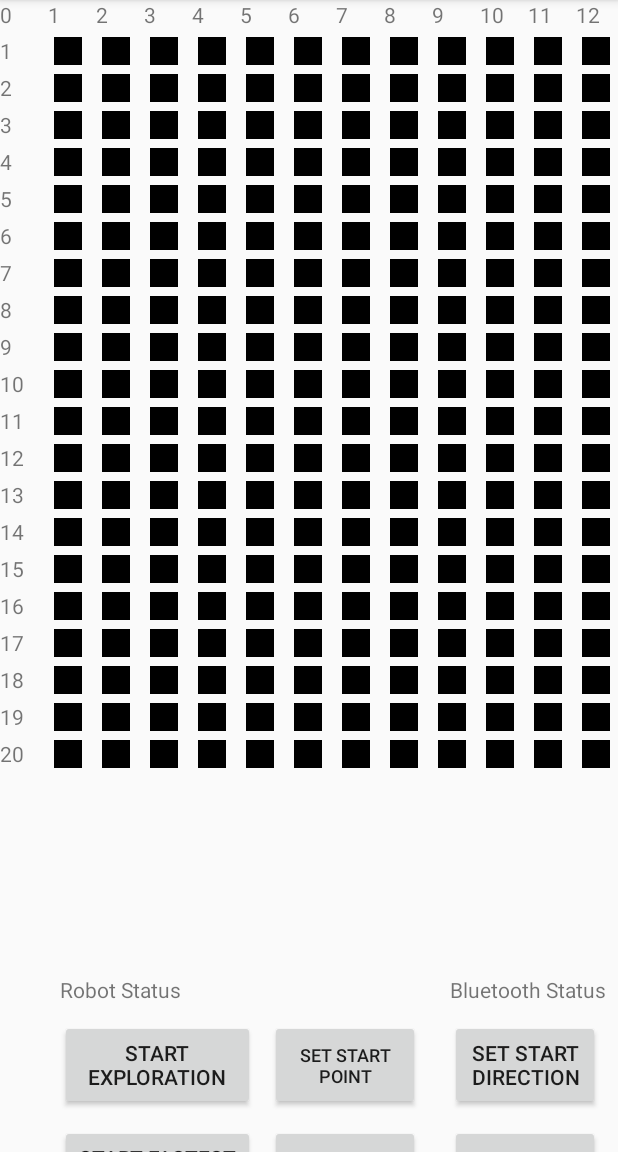
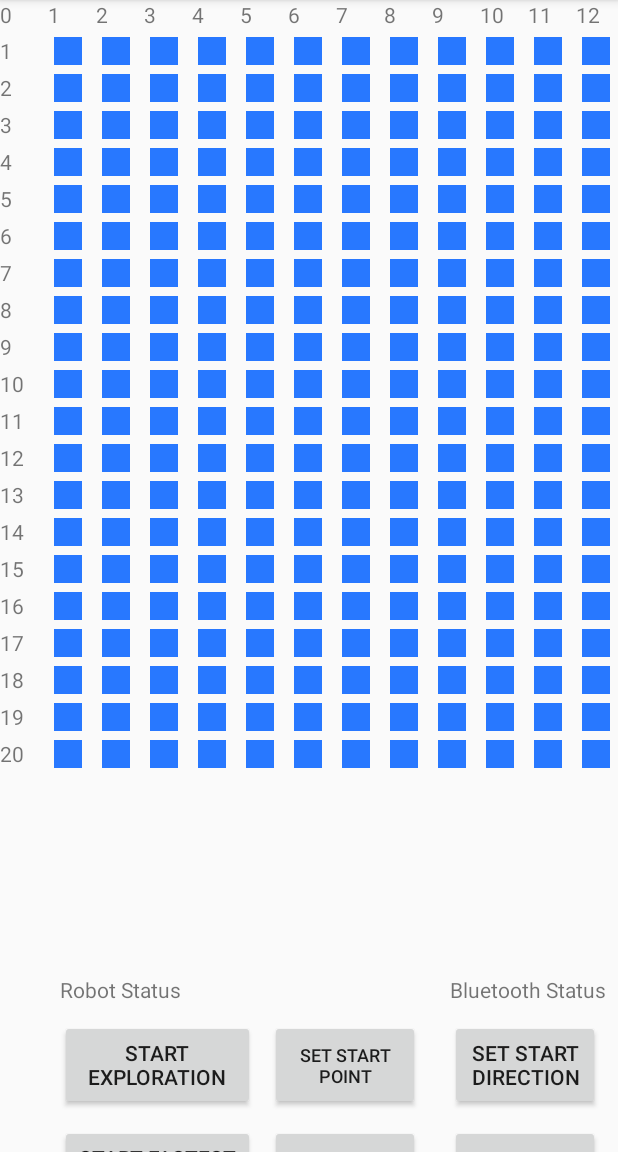
Before and after one commit to laiqinghui/CE3004---MDP, an Android app: the fragment ArenaFragment placed in its activity, after a tap on "10", on a phone screen of 412 x 824 dp, the part 84-1236 px from its top. Run offline under Robolectric (Android 15) with nearby library versions, the phone set to English and light mode, and no system bars.

Commit message:
interim map grid commit

```diff
--- a/android/app/src/main/java/com/grp5/mdp/cz3004/ArenaFragment.java
+++ b/android/app/src/main/java/com/grp5/mdp/cz3004/ArenaFragment.java
@@ -2,6 +2,8 @@ package com.grp5.mdp.cz3004;
 
 import android.bluetooth.BluetoothAdapter;
 import android.content.Context;
+import android.graphics.Color;
+import android.graphics.PorterDuff;
 import android.net.Uri;
 import android.os.Bundle;
 import android.support.v4.app.Fragment;
@@ -82,24 +84,21 @@ public class ArenaFragment extends Fragment {
 
         ArrayList<GridImage> gridList = new ArrayList<GridImage>();
 
-        for(int y = 0; y < 21; y++){
-            for(int x = 0; x < 16; x++){
-                if(x==0 & y==0){
-                    GridImage image = new GridImage(android.R.drawable.screen_background_light, x, y, Constants.UNEXPLORED);
-                    gridList.add(image);
-                } else {
-                    GridImage image = new GridImage(android.R.drawable.screen_background_dark, x, y, Constants.UNEXPLORED);
-                    gridList.add(image);
-                }
+        for(int y = 0; y < 20; y++){
+            for(int x = 0; x < 15; x++){
+                GridImage image = new GridImage(R.drawable.square, x, y, Constants.UNEXPLORED);
+                gridList.add(image);
             }
         }
 
         gridview.setAdapter( new ImageAdapter(getContext(), gridList));
 
         gridview.setOnItemClickListener(new AdapterView.OnItemClickListener() {
-            public void onItemClick(AdapterView<?> parent, View v,
-                                    int position, long id) {
-                Toast.makeText(getContext(), "" + position,
+            public void onItemClick(AdapterView<?> parent, View v, int position, long id) {
+                Toast.makeText(getContext(), "position: " + position +
+                                " x: " + ImageAdapter.calcCol(position) +
+                                " y: " + ImageAdapter.calcRow(position) +
+                                " coord: " + ImageAdapter.getCoord(position),
                         Toast.LENGTH_SHORT).show();
             }
         });
@@ -184,19 +183,38 @@ public class ArenaFragment extends Fragment {
         void onFragmentInteraction(Uri uri);
     }
 
-    private class ImageAdapter extends BaseAdapter {
+    private static class ImageAdapter extends BaseAdapter {
         private Context mContext;
-        private ArrayList<GridImage> gridList;
+        private static ArrayList<GridImage> gridList;
 
         public ImageAdapter(Context c, ArrayList<GridImage> glist) {
             mContext = c;
             gridList = glist;
         }
 
+        public static int calcRow(int position) {
+            return position/16 - 1;
+        }
+
+        public static int calcCol(int position) {
+            return (position%16) - 1;
+        }
+
+        public static int getCoord(int position){
+            int x = calcCol(position);
+            int y = calcRow(position);
+            return (14*y)+x+y;
+        }
+
         public int getCount() {
             return 336;
         }
 
+        public static GridImage getGridItem(int position) {
+            return gridList.get(((position-16)%16)-1);
+        }
+
+        @Override
         public Object getItem(int position) {
             return null;
         }
@@ -235,7 +253,7 @@ public class ArenaFragment extends Fragment {
                 } else {
                     return convertView;
                 }
-                imageView.setImageResource(gridList.get(position).getImageId());
+                imageView.setImageResource(gridList.get(getCoord(position)).getImageId());
                 return imageView;
             }
         }
@@ -252,6 +270,14 @@ public class ArenaFragment extends Fragment {
             this.row = row;
             this.col = col;
             this.status = status;
+        }
+
+        public int getRow(){
+            return this.row;
+        }
+
+        public int getCol(){
+            return this.col;
         }
 
         public int getImageId(){
--- /dev/null
+++ b/android/app/src/main/res/drawable/square.xml
@@ -0,0 +1,10 @@
+<?xml version="1.0" encoding="UTF-8"?>
+<shape xmlns:android="http://schemas.android.com/apk/res/android"
+    android:id="@+id/grid_tile">
+    <padding
+        android:left="2dp"
+        android:top="2dp"
+        android:right="2dp"
+        android:bottom="2dp" />
+    <solid android:color="#2878ff" />
+</shape>
```
